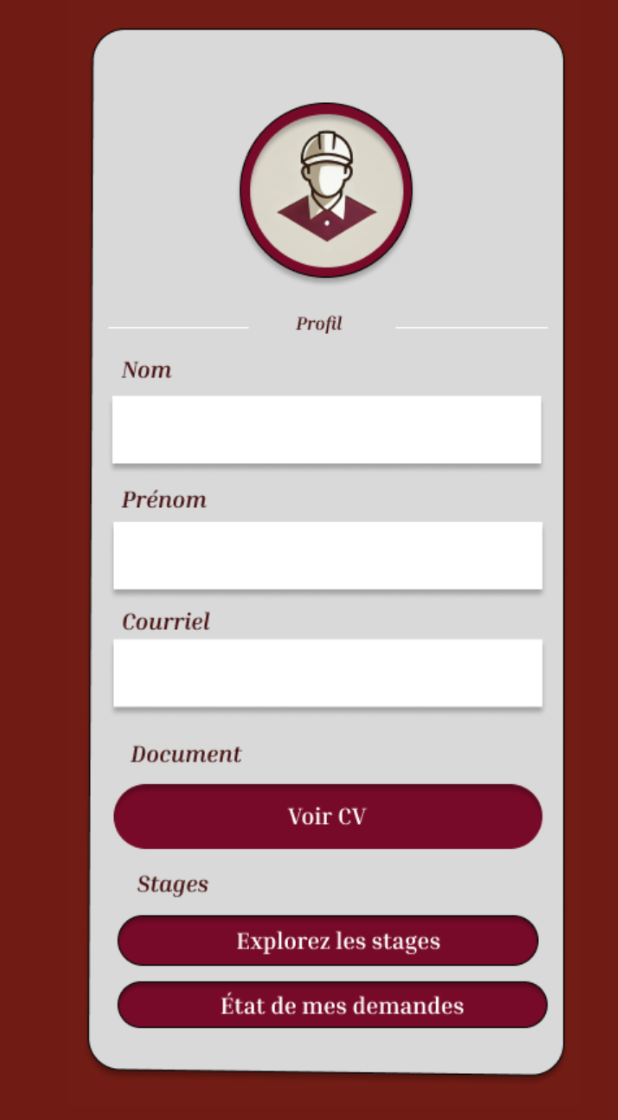
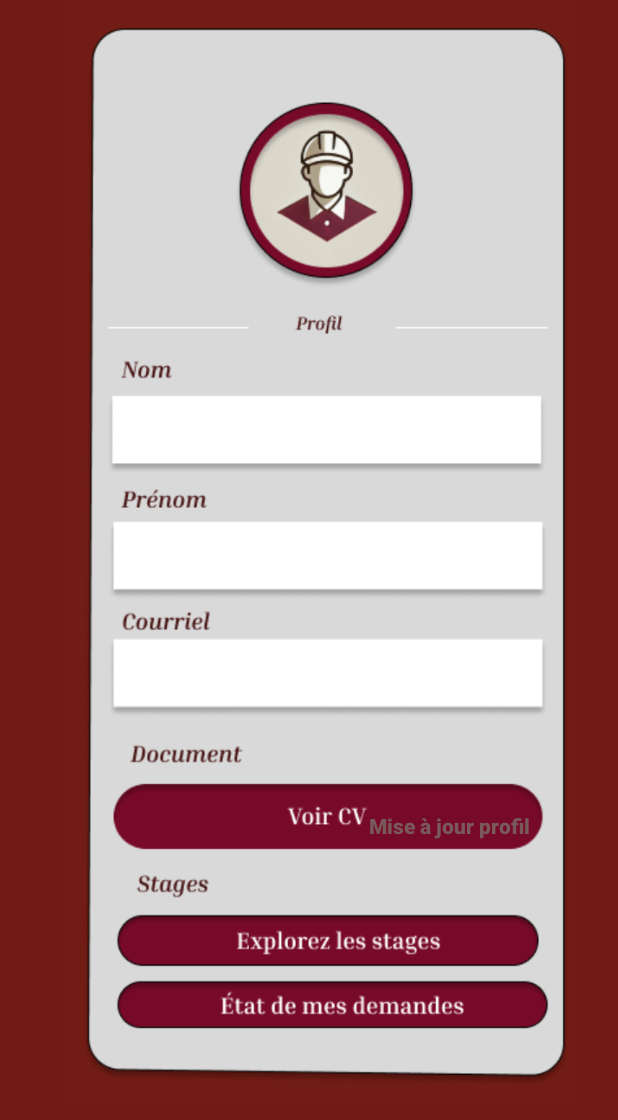
Before and after one commit to eyaCherni965/ProMatch-Mobile-, an Android app: the layout activity_profil_e.xml on its own in the app's theme, with its tools: preview values and no code run, on a phone screen of 412 x 824 dp. Shown: the top 1120 px of the screen. Run offline under Robolectric (Android 15) with nearby library versions, the phone set to English and light mode, and no system bars.

Commit message:
mise a jour page

```diff
--- a/app/src/main/res/layout/activity_profil_e.xml
+++ b/app/src/main/res/layout/activity_profil_e.xml
@@ -84,4 +84,31 @@
         app:layout_constraintTop_toTopOf="parent"
         app:layout_constraintVertical_bias="0.621" />
 
+    <TextView
+        android:id="@+id/textView3"
+        android:layout_width="wrap_content"
+        android:layout_height="wrap_content"
+        android:fontFamily="sans-serif-black"
+        android:text=" Mise à jour profil"
+        android:textColor="#795959"
+        app:layout_constraintBottom_toBottomOf="parent"
+        app:layout_constraintEnd_toEndOf="parent"
+        app:layout_constraintHorizontal_bias="0.806"
+        app:layout_constraintStart_toStartOf="parent"
+        app:layout_constraintTop_toTopOf="parent"
+        app:layout_constraintVertical_bias="0.672" />
+
+    <Button
+        android:id="@+id/profil_update"
+        android:layout_width="172dp"
+        android:layout_height="35dp"
+        android:alpha="0"
+        android:text="Button"
+        app:layout_constraintBottom_toBottomOf="parent"
+        app:layout_constraintEnd_toEndOf="parent"
+        app:layout_constraintHorizontal_bias="0.83"
+        app:layout_constraintStart_toStartOf="parent"
+        app:layout_constraintTop_toTopOf="parent"
+        app:layout_constraintVertical_bias="0.674" />
+
 </androidx.constraintlayout.widget.ConstraintLayout>
```
Also changed, not shown: app/src/main/res/layout/activity_swiping.xml (+48 -0 lines), app/src/main/res/layout/activity_update_profile.xml (+4 -4 lines).
